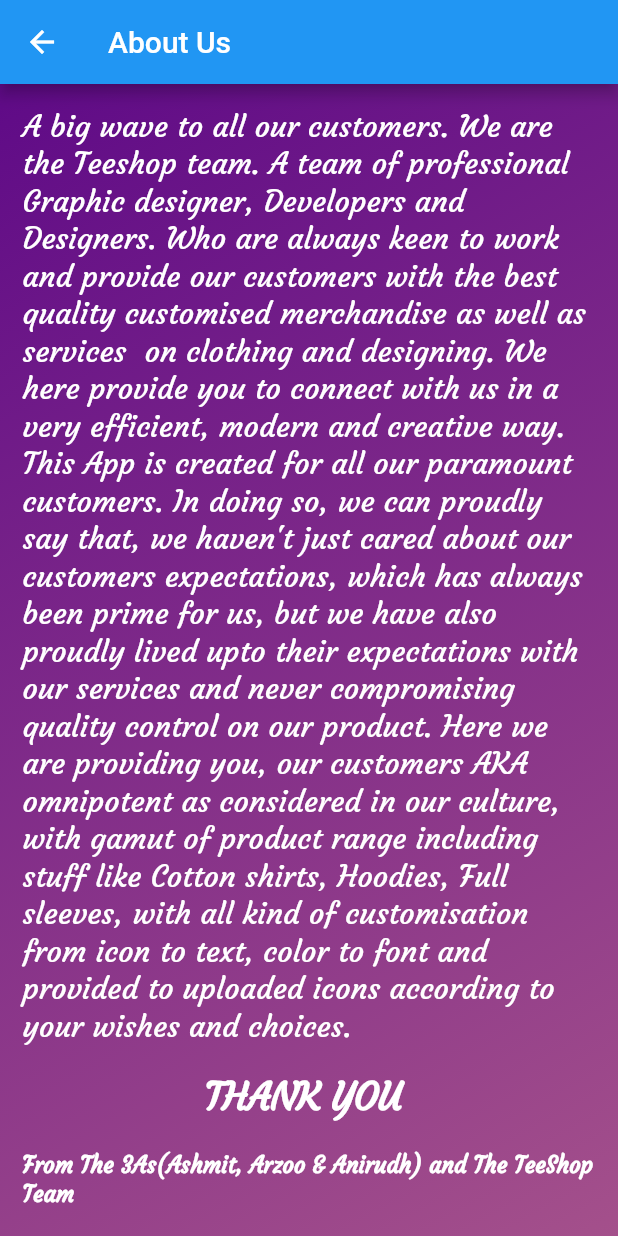
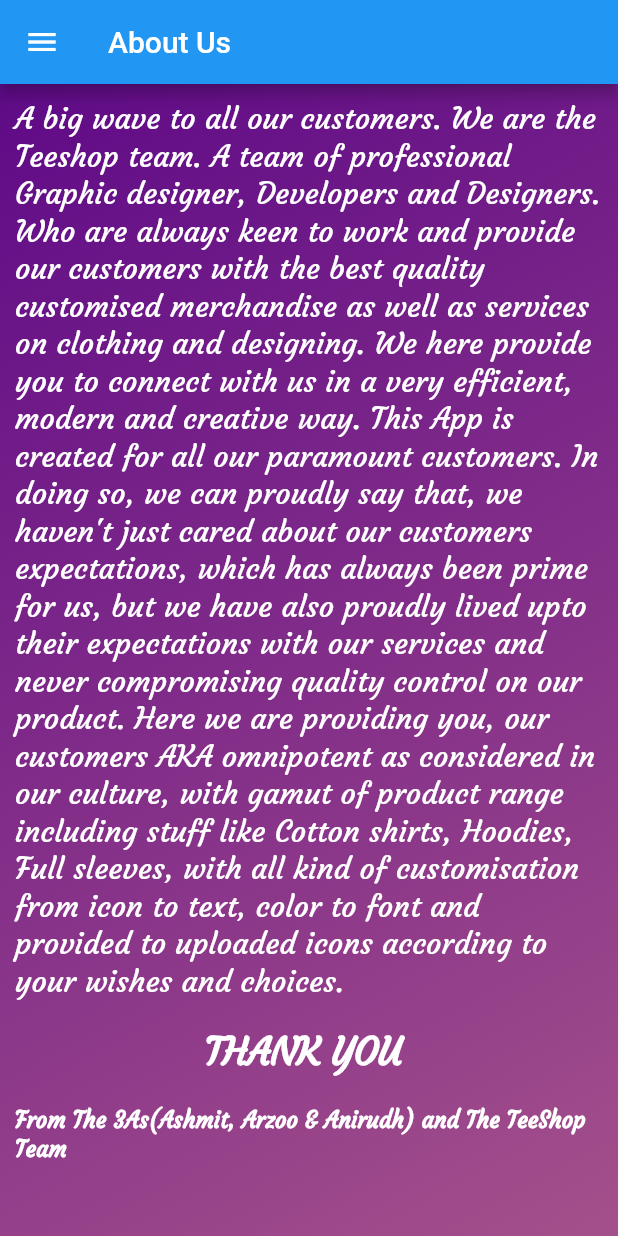
Before and after one commit to ashmit152000/TeeShop, a Flutter app: the screen it shows after launch, tab 2 chosen, in the side drawer, after a tap on "About Us", on a phone screen of 412 x 824 dp. Run offline on Flutter 3.47's test engine with Material 2 defaults, Android fonts, the light colour scheme and no system bars; our stand-ins replace carousel_slider, flutter_svg, font_awesome_flutter, sleek_circular_slider; project files that could hold a hidden picture were left out.

Commit message:
added the about us page

```diff
--- a/lib/screens/about_us.dart
+++ b/lib/screens/about_us.dart
@@ -1,10 +1,12 @@
 import 'package:flutter/material.dart';
+import 'package:teeshop/widgets/app_drawer.dart';
 
 class AboutUs extends StatelessWidget {
   static const routeName = '/about-us';
   @override
   Widget build(BuildContext context) {
     return Scaffold(
+      drawer: AppDrawer(),
       appBar: AppBar(
         title: Text('About Us'),
       ),
@@ -16,7 +18,7 @@
               end: Alignment.bottomRight,
               colors: [Color(0xff5f0a87), Color(0xffa4508b)]),
         ),
-        padding: EdgeInsets.all(15),
+        padding: EdgeInsets.all(10),
         child: SingleChildScrollView(
           child: Column(
             crossAxisAlignment: CrossAxisAlignment.center,
--- a/lib/screens/customize_screen.dart
+++ b/lib/screens/customize_screen.dart
@@ -60,7 +60,7 @@
         ModalRoute.of(context)!.settings.arguments as Map<String, dynamic>;
 
     return Scaffold(
-      appBar: AppBar(title: Text('Customize'), actions: [
+      appBar: AppBar(title: Text('Customise'), actions: [
         TextButton(
           onPressed: () {
             Navigator.of(context).pushNamed(BuyNowCustom.routeName, arguments: {
--- a/lib/screens/info_screen.dart
+++ b/lib/screens/info_screen.dart
@@ -198,7 +198,7 @@
                         gradient: LinearGradient(
                             colors: [Color(0xFF5f0a87), Color(0xFFa4508b)])),
                     child: Center(
-                      child: Text('Customize',
+                      child: Text('Customise',
                           style: TextStyle(
                               color: Colors.white,
                               fontWeight: FontWeight.w700)),
--- a/lib/widgets/app_drawer.dart
+++ b/lib/widgets/app_drawer.dart
@@ -95,7 +95,7 @@
             ),
             GestureDetector(
               onTap: () {
-                Navigator.of(context).pushNamed(AboutUs.routeName);
+                Navigator.of(context).pushReplacementNamed(AboutUs.routeName);
               },
               child: ListTile(
                 leading: Icon(
```
